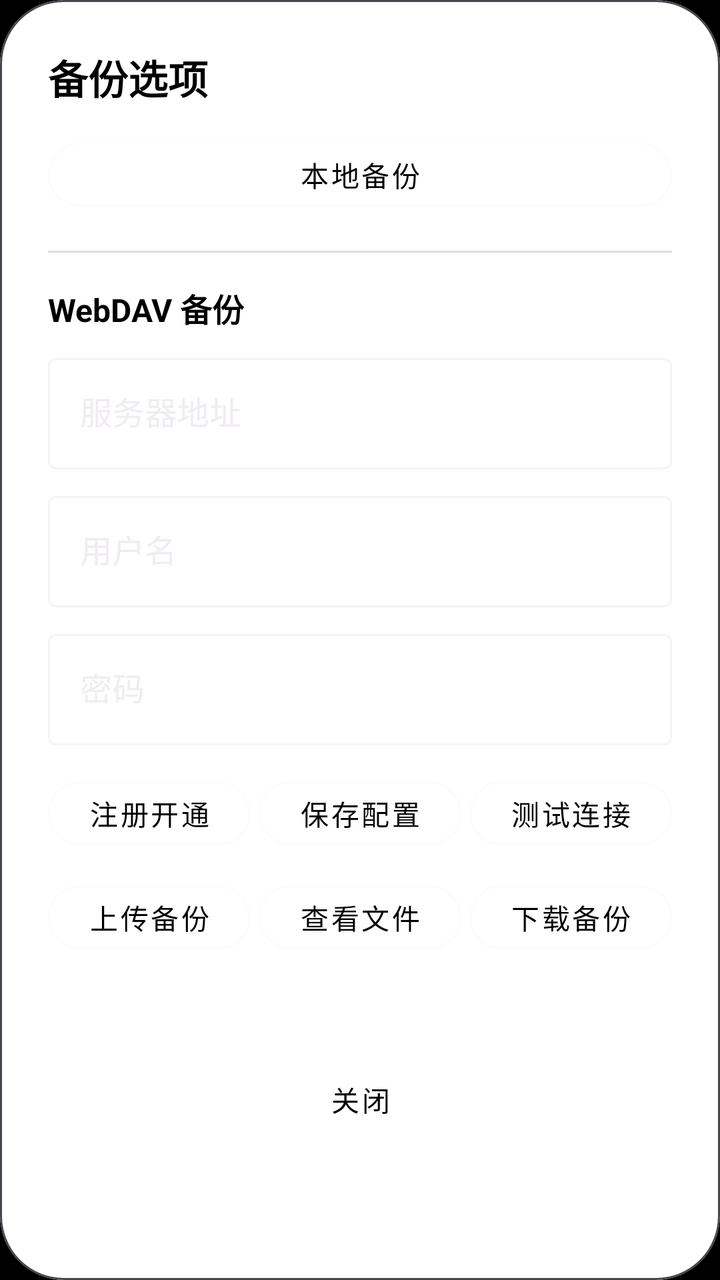
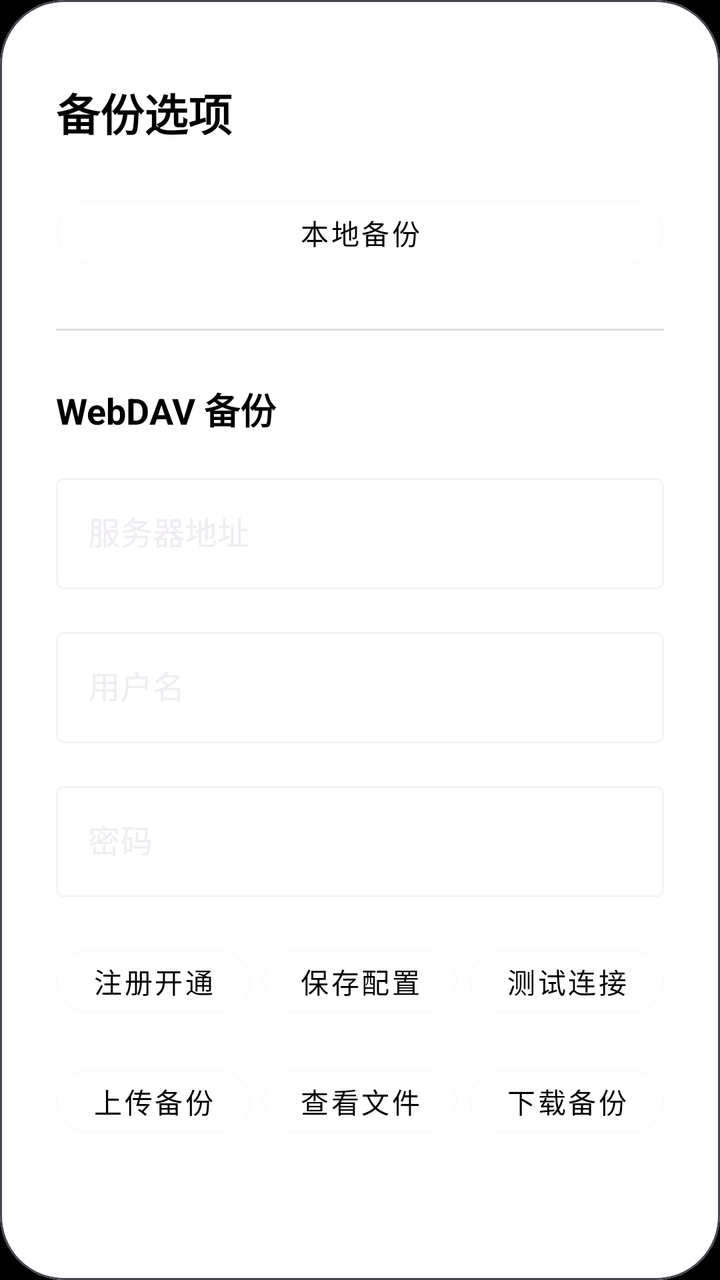

Screens rendered from an Android XML layout before and after an edit, with the pre-edit source and the edit as a unified diff.
<!-- AndroidManifest.xml: application theme Theme.App -->
<!-- res/layout/dialog_webdav_backup.xml -->
<?xml version="1.0" encoding="utf-8"?>
<com.google.android.material.card.MaterialCardView xmlns:android="http://schemas.android.com/apk/res/android"
    xmlns:app="http://schemas.android.com/apk/res-auto"
    android:layout_width="match_parent"
    android:layout_height="wrap_content"
    android:layout_marginHorizontal="16dp"
    app:cardCornerRadius="32dp"
    app:cardBackgroundColor="@android:color/white"
    app:cardElevation="8dp">

    <androidx.appcompat.widget.LinearLayoutCompat
        android:layout_width="match_parent"
        android:layout_height="wrap_content"
        android:orientation="vertical"
        android:padding="24dp">

        
        <com.google.android.material.textview.MaterialTextView
            android:layout_width="wrap_content"
            android:layout_height="wrap_content"
            android:text="备份选项"
            android:textColor="@android:color/black"
            android:textSize="20sp"
            android:textStyle="bold"
            android:layout_marginBottom="12dp" />

        
        <com.google.android.material.button.MaterialButton
            android:id="@+id/btnLocalBackup"
            android:layout_width="match_parent"
            android:layout_height="wrap_content"
            android:text="本地备份"
            android:textColor="@android:color/black"
            app:cornerRadius="16dp"
            android:minHeight="44dp"
            style="@style/Widget.MaterialComponents.Button.OutlinedButton" />

        <View
            android:layout_width="match_parent"
            android:layout_height="1dp"
            android:background="#DDDDDD"
            android:layout_marginVertical="16dp" />

        
        <com.google.android.material.textview.MaterialTextView
            android:layout_width="wrap_content"
            android:layout_height="wrap_content"
            android:text="WebDAV 备份"
            android:textColor="@android:color/black"
            android:textSize="16sp"
            android:textStyle="bold"
            android:layout_marginBottom="8dp" />

        
        <com.google.android.material.textfield.TextInputLayout
            android:layout_width="match_parent"
            android:layout_height="wrap_content"
            android:hint="服务器地址"
            app:boxBackgroundMode="outline"
            app:hintTextColor="@android:color/black"
            style="@style/Widget.MaterialComponents.TextInputLayout.OutlinedBox">

            <com.google.android.material.textfield.TextInputEditText
                android:id="@+id/dialogWebdavUrl"
                android:layout_width="match_parent"
                android:layout_height="wrap_content"
                android:inputType="textUri"
                android:textColor="@android:color/black"
                android:textColorHint="@android:color/darker_gray" />
        </com.google.android.material.textfield.TextInputLayout>

        
        <com.google.android.material.textfield.TextInputLayout
            android:layout_width="match_parent"
            android:layout_height="wrap_content"
            android:layout_marginTop="8dp"
            android:hint="用户名"
            app:boxBackgroundMode="outline"
            app:hintTextColor="@android:color/black"
            style="@style/Widget.MaterialComponents.TextInputLayout.OutlinedBox">

            <com.google.android.material.textfield.TextInputEditText
                android:id="@+id/dialogWebdavUser"
                android:layout_width="match_parent"
                android:layout_height="wrap_content"
                android:inputType="text"
                android:textColor="@android:color/black"
                android:textColorHint="@android:color/darker_gray" />
        </com.google.android.material.textfield.TextInputLayout>

        
        <com.google.android.material.textfield.TextInputLayout
            android:layout_width="match_parent"
            android:layout_height="wrap_content"
            android:layout_marginTop="8dp"
            android:hint="密码"
            app:boxBackgroundMode="outline"
            app:hintTextColor="@android:color/black"
            style="@style/Widget.MaterialComponents.TextInputLayout.OutlinedBox">

            <com.google.android.material.textfield.TextInputEditText
                android:id="@+id/dialogWebdavPass"
                android:layout_width="match_parent"
                android:layout_height="wrap_content"
                android:inputType="textPassword"
                android:textColor="@android:color/black"
                android:textColorHint="@android:color/darker_gray" />
        </com.google.android.material.textfield.TextInputLayout>

        
        <androidx.appcompat.widget.LinearLayoutCompat
            android:layout_width="match_parent"
            android:layout_height="wrap_content"
            android:layout_marginTop="12dp"
            android:orientation="horizontal"
            android:gravity="center">

            <com.google.android.material.button.MaterialButton
                android:id="@+id/dialogWebdavLink"
                android:layout_width="0dp"
                android:layout_height="wrap_content"
                android:layout_weight="1"
                android:layout_marginEnd="4dp"
                android:text="注册开通"
                android:textColor="@android:color/black"
                app:cornerRadius="16dp"
                android:minHeight="44dp"
                style="@style/Widget.MaterialComponents.Button.OutlinedButton" />

            <com.google.android.material.button.MaterialButton
                android:id="@+id/dialogWebdavSave"
                android:layout_width="0dp"
                android:layout_height="wrap_content"
                android:layout_weight="1"
                android:layout_marginEnd="4dp"
                android:text="保存配置"
                android:textColor="@android:color/black"
                app:cornerRadius="16dp"
                android:minHeight="44dp"
                style="@style/Widget.MaterialComponents.Button.OutlinedButton" />

            <com.google.android.material.button.MaterialButton
                android:id="@+id/dialogWebdavTest"
                android:layout_width="0dp"
                android:layout_height="wrap_content"
                android:layout_weight="1"
                android:text="测试连接"
                android:textColor="@android:color/black"
                app:cornerRadius="16dp"
                android:minHeight="44dp"
                style="@style/Widget.MaterialComponents.Button.OutlinedButton" />
        </androidx.appcompat.widget.LinearLayoutCompat>

        
        <androidx.appcompat.widget.LinearLayoutCompat
            android:layout_width="match_parent"
            android:layout_height="wrap_content"
            android:layout_marginTop="8dp"
            android:orientation="horizontal"
            android:gravity="center">

            <com.google.android.material.button.MaterialButton
                android:id="@+id/dialogWebdavUpload"
                android:layout_width="0dp"
                android:layout_height="wrap_content"
                android:layout_weight="1"
                android:layout_marginEnd="4dp"
                android:text="上传备份"
                android:textColor="@android:color/black"
                app:cornerRadius="16dp"
                android:minHeight="44dp"
                style="@style/Widget.MaterialComponents.Button.OutlinedButton" />

            <com.google.android.material.button.MaterialButton
                android:id="@+id/dialogWebdavList"
                android:layout_width="0dp"
                android:layout_height="wrap_content"
                android:layout_weight="1"
                android:layout_marginEnd="4dp"
                android:text="查看文件"
                android:textColor="@android:color/black"
                app:cornerRadius="16dp"
                android:minHeight="44dp"
                style="@style/Widget.MaterialComponents.Button.OutlinedButton" />

            <com.google.android.material.button.MaterialButton
                android:id="@+id/dialogWebdavDownload"
                android:layout_width="0dp"
                android:layout_height="wrap_content"
                android:layout_weight="1"
                android:text="下载备份"
                android:textColor="@android:color/black"
                app:cornerRadius="16dp"
                android:minHeight="44dp"
                style="@style/Widget.MaterialComponents.Button.OutlinedButton" />
        </androidx.appcompat.widget.LinearLayoutCompat>

        
        <com.google.android.material.textview.MaterialTextView
            android:id="@+id/dialogWebdavStatus"
            android:layout_width="match_parent"
            android:layout_height="wrap_content"
            android:layout_marginTop="12dp"
            android:text=""
            android:textColor="@android:color/black"
            android:textSize="14sp"
            android:gravity="center" />

        
        <com.google.android.material.button.MaterialButton
            android:id="@+id/dialogClose"
            android:layout_width="wrap_content"
            android:layout_height="wrap_content"
            android:layout_gravity="center_horizontal"
            android:layout_marginTop="16dp"
            android:text="关闭"
            android:textColor="@android:color/black"
            android:minHeight="44dp"
            style="@style/Widget.MaterialComponents.Button.TextButton" />

    </androidx.appcompat.widget.LinearLayoutCompat>
</com.google.android.material.card.MaterialCardView>
<!-- resources referenced by this layout -->
<resources>
  <style name="Theme.App" parent="Theme.Base" />
  <style name="Theme.Base" parent="Theme.Material3.Dark.NoActionBar">
          <item name="colorPrimary">@color/white</item>
          <item name="android:windowBackground">@color/black</item>
          <item name="android:windowFullscreen">true</item>
          <item name="android:windowTranslucentStatus">true</item>
          <item name="android:windowTranslucentNavigation">true</item>
          <item name="android:windowAnimationStyle">@style/NoAnim</item>
      </style>
  <color name="white">#FFFFFF</color>
  <color name="black">#000000</color>
  <style name="NoAnim">
          <item name="android:activityOpenEnterAnimation">@null</item>
          <item name="android:activityOpenExitAnimation">@null</item>
          <item name="android:activityCloseEnterAnimation">@null</item>
          <item name="android:activityCloseExitAnimation">@null</item>
      </style>
</resources>

<!-- the commit's change to res/layout/dialog_webdav_backup.xml (unified diff, before → after) -->
@@ -3,7 +3,7 @@
     xmlns:app="http://schemas.android.com/apk/res-auto"
     android:layout_width="match_parent"
     android:layout_height="wrap_content"
-    android:layout_marginHorizontal="16dp"
+    android:layout_marginHorizontal="8dp"
     app:cardCornerRadius="32dp"
     app:cardBackgroundColor="@android:color/white"
     app:cardElevation="8dp">
@@ -12,7 +12,10 @@
         android:layout_width="match_parent"
         android:layout_height="wrap_content"
         android:orientation="vertical"
-        android:padding="24dp">
+        android:paddingTop="40dp"
+        android:paddingBottom="40dp"
+        android:paddingStart="28dp"
+        android:paddingEnd="28dp">
 
         
         <com.google.android.material.textview.MaterialTextView
@@ -20,9 +23,9 @@
             android:layout_height="wrap_content"
             android:text="备份选项"
             android:textColor="@android:color/black"
-            android:textSize="20sp"
+            android:textSize="22sp"
             android:textStyle="bold"
-            android:layout_marginBottom="12dp" />
+            android:layout_marginBottom="22dp" />
 
         
         <com.google.android.material.button.MaterialButton
@@ -39,7 +42,7 @@
             android:layout_width="match_parent"
             android:layout_height="1dp"
             android:background="#DDDDDD"
-            android:layout_marginVertical="16dp" />
+            android:layout_marginVertical="26dp" />
 
         
         <com.google.android.material.textview.MaterialTextView
@@ -47,9 +50,9 @@
             android:layout_height="wrap_content"
             android:text="WebDAV 备份"
             android:textColor="@android:color/black"
-            android:textSize="16sp"
+            android:textSize="18sp"
             android:textStyle="bold"
-            android:layout_marginBottom="8dp" />
+            android:layout_marginBottom="16dp" />
 
         
         <com.google.android.material.textfield.TextInputLayout
@@ -73,7 +76,7 @@
         <com.google.android.material.textfield.TextInputLayout
             android:layout_width="match_parent"
             android:layout_height="wrap_content"
-            android:layout_marginTop="8dp"
+            android:layout_marginTop="16dp"
             android:hint="用户名"
             app:boxBackgroundMode="outline"
             app:hintTextColor="@android:color/black"
@@ -92,7 +95,7 @@
         <com.google.android.material.textfield.TextInputLayout
             android:layout_width="match_parent"
             android:layout_height="wrap_content"
-            android:layout_marginTop="8dp"
+            android:layout_marginTop="16dp"
             android:hint="密码"
             app:boxBackgroundMode="outline"
             app:hintTextColor="@android:color/black"
@@ -111,7 +114,7 @@
         <androidx.appcompat.widget.LinearLayoutCompat
             android:layout_width="match_parent"
             android:layout_height="wrap_content"
-            android:layout_marginTop="12dp"
+            android:layout_marginTop="20dp"
             android:orientation="horizontal"
             android:gravity="center">
 
@@ -120,7 +123,7 @@
                 android:layout_width="0dp"
                 android:layout_height="wrap_content"
                 android:layout_weight="1"
-                android:layout_marginEnd="4dp"
+                android:layout_marginEnd="6dp"
                 android:text="注册开通"
                 android:textColor="@android:color/black"
                 app:cornerRadius="16dp"
@@ -132,7 +135,7 @@
                 android:layout_width="0dp"
                 android:layout_height="wrap_content"
                 android:layout_weight="1"
-                android:layout_marginEnd="4dp"
+                android:layout_marginEnd="6dp"
                 android:text="保存配置"
                 android:textColor="@android:color/black"
                 app:cornerRadius="16dp"
@@ -155,7 +158,7 @@
         <androidx.appcompat.widget.LinearLayoutCompat
             android:layout_width="match_parent"
             android:layout_height="wrap_content"
-            android:layout_marginTop="8dp"
+            android:layout_marginTop="16dp"
             android:orientation="horizontal"
             android:gravity="center">
 
@@ -164,7 +167,7 @@
                 android:layout_width="0dp"
                 android:layout_height="wrap_content"
                 android:layout_weight="1"
-                android:layout_marginEnd="4dp"
+                android:layout_marginEnd="6dp"
                 android:text="上传备份"
                 android:textColor="@android:color/black"
                 app:cornerRadius="16dp"
@@ -176,7 +179,7 @@
                 android:layout_width="0dp"
                 android:layout_height="wrap_content"
                 android:layout_weight="1"
-                android:layout_marginEnd="4dp"
+                android:layout_marginEnd="6dp"
                 android:text="查看文件"
                 android:textColor="@android:color/black"
                 app:cornerRadius="16dp"
@@ -200,7 +203,7 @@
             android:id="@+id/dialogWebdavStatus"
             android:layout_width="match_parent"
             android:layout_height="wrap_content"
-            android:layout_marginTop="12dp"
+            android:layout_marginTop="20dp"
             android:text=""
             android:textColor="@android:color/black"
             android:textSize="14sp"
@@ -212,7 +215,7 @@
             android:layout_width="wrap_content"
             android:layout_height="wrap_content"
             android:layout_gravity="center_horizontal"
-            android:layout_marginTop="16dp"
+            android:layout_marginTop="24dp"
             android:text="关闭"
             android:textColor="@android:color/black"
             android:minHeight="44dp"
